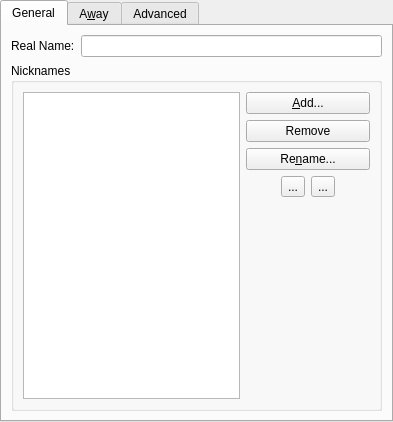
First picture: the form in src/qtui/settingspages/identityeditwidget.ui, repository quassel/quassel, before the edit.
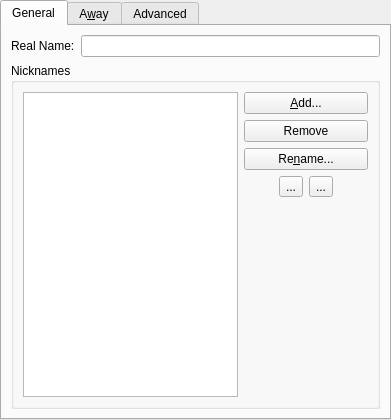
Second picture: the form after the edit. Icons and pictures are not drawn.

Patch:
```diff
--- a/src/qtui/settingspages/identityeditwidget.ui
+++ b/src/qtui/settingspages/identityeditwidget.ui
@@ -6,8 +6,8 @@
    <rect>
     <x>0</x>
     <y>0</y>
-    <width>393</width>
-    <height>422</height>
+    <width>391</width>
+    <height>420</height>
    </rect>
   </property>
   <property name="windowTitle">
```
Left out of the diff: 4 changed lines with no effect on the pictures.
